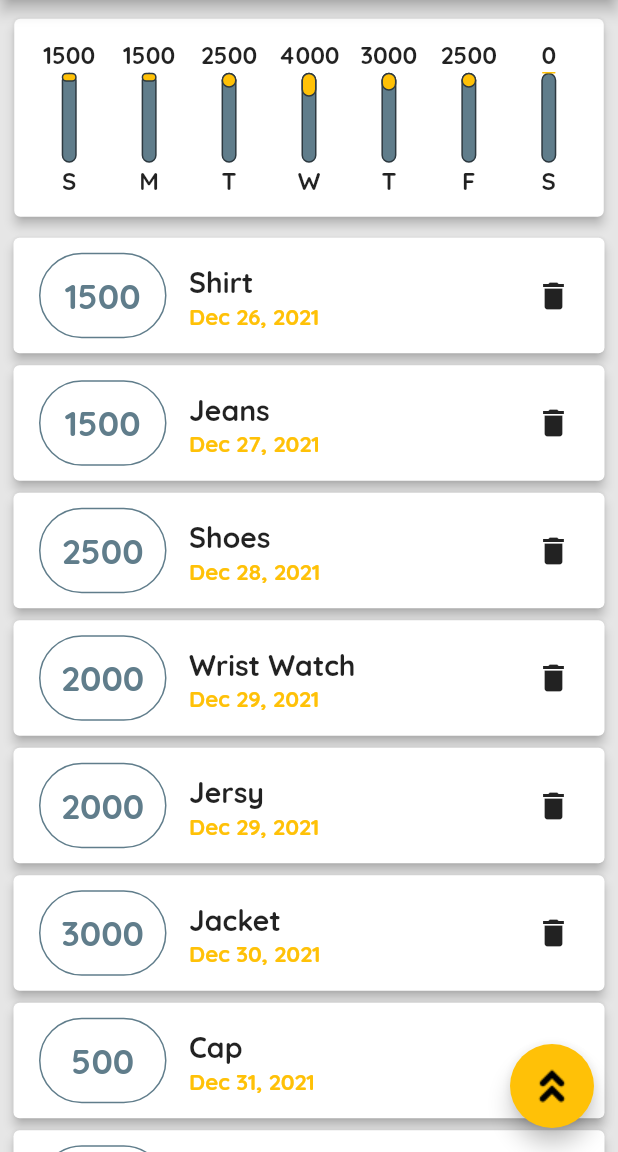
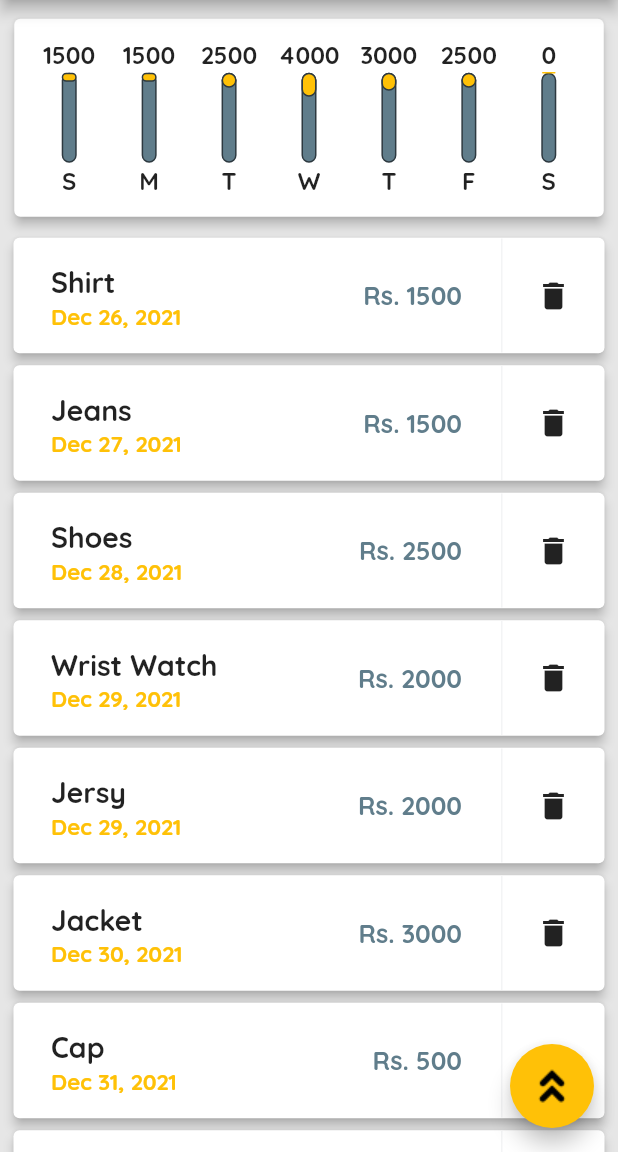
Before and after one commit to shahrazeahmad07/expense_planner, a Flutter app: the screen it shows after launch, on a phone screen of 412 x 824 dp, the part 84-1236 px from its top. Run offline on Flutter 3.47's test engine with Material 2 defaults, Android fonts, the phone set to English and light mode, and no system bars.

Commit message:
Furthur Styling of Transaction Cards

```diff
--- a/lib/widgets/transaction_list.dart
+++ b/lib/widgets/transaction_list.dart
@@ -37,42 +37,11 @@ class TransactionList extends StatelessWidget {
                   child: Row(
                     mainAxisAlignment: MainAxisAlignment.spaceBetween,
                     children: [
-                      //! Price Box.
-                      Container(
-                        margin: const EdgeInsets.fromLTRB(17, 10, 15, 10),
-                        width: 85,
-                        // height: 70,
-                        decoration: BoxDecoration(
-                          border: Border.all(
-                            // color: const Color(0xFF865439),
-                            color: Theme.of(context).primaryColor,
-                            width: 1,
-                          ),
-                          borderRadius:
-                              const BorderRadius.all(Radius.circular(100)),
-                        ),
-                        padding: const EdgeInsets.symmetric(
-                          horizontal: 11,
-                          vertical: 13,
-                        ),
-                        //! Price Value
-                        child: FittedBox(
-                          child: Text(
-                            e.amount.toStringAsFixed(0),
-                            style: TextStyle(
-                              fontWeight: FontWeight.bold,
-                              // fontSize: 17,
-                              // color: Color(0xFF865439),
-                              color: Theme.of(context).primaryColor,
-                            ),
-                          ),
-                        ),
-                      ),
                       //! Transaction Title and Date.
                       Flexible(
                         fit: FlexFit.tight,
                         child: Container(
-                          margin: const EdgeInsets.only(top: 3),
+                          margin: const EdgeInsets.only(top: 3, left: 25),
                           height: 45,
                           child: Column(
                             crossAxisAlignment: CrossAxisAlignment.start,
@@ -104,6 +73,47 @@ class TransactionList extends StatelessWidget {
                           ),
                         ),
                       ),
+                      //! Price Box.
+                      Container(
+                        margin: const EdgeInsets.fromLTRB(17, 10, 15, 10),
+                        // width: 70,
+                        // height: 70,
+                        decoration: const BoxDecoration(
+                            // border: Border.all(
+                            //   // color: const Color(0xFF865439),
+                            //   color: Theme.of(context).primaryColor,
+                            //   width: 1,
+                            // ),
+                            // borderRadius:
+                            //     const BorderRadius.all(Radius.circular(100)),
+                            ),
+                        padding: const EdgeInsets.symmetric(
+                          horizontal: 11,
+                          vertical: 13,
+                        ),
+                        //! Price Value
+                        child: Text(
+                          "Rs. ${e.amount.toStringAsFixed(0)}",
+                          style: TextStyle(
+                            fontWeight: FontWeight.bold,
+                            fontSize: 17,
+                            // color: Color(0xFF865439),
+                            color: Theme.of(context).primaryColor,
+                          ),
+                        ),
+                      ),
+
+                      SizedBox(
+                        width: 1,
+                        child: Container(
+                          decoration: BoxDecoration(
+                            border: Border.all(
+                              color: const Color(0x11455A64),
+                            ),
+                          ),
+                        ),
+                      ),
+                      //! Delete Transaction Button.
                       Container(
                         margin: const EdgeInsets.symmetric(
                           horizontal: 10,
```
Also changed, not shown: 4 other files.
